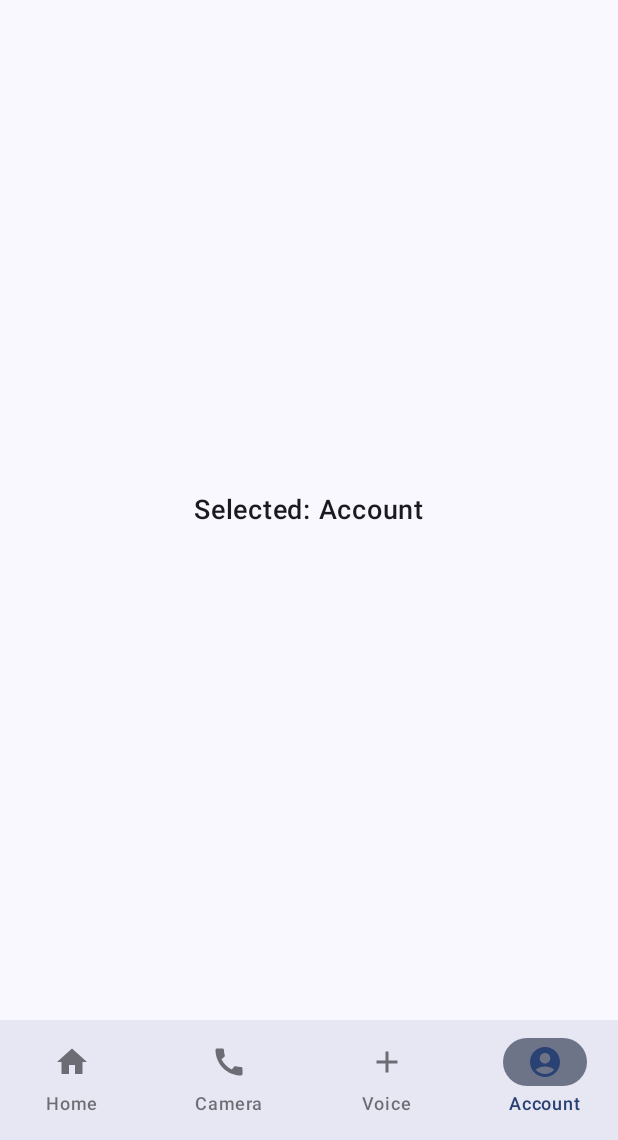
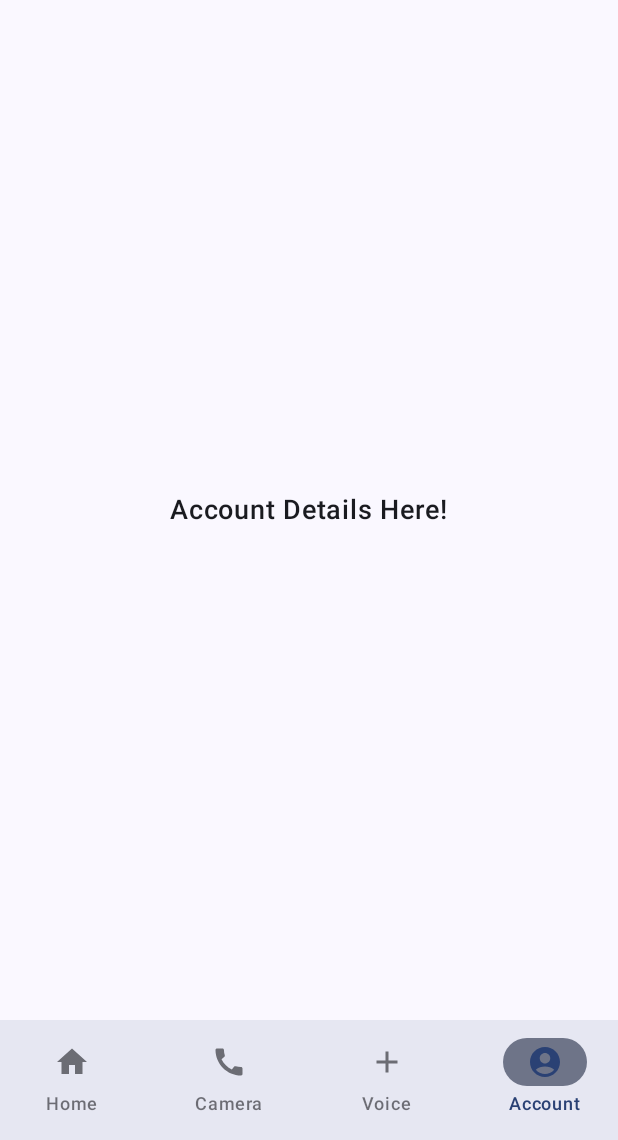
Before and after one commit to bhaveshdesale/SignX, an Android app built with Jetpack Compose: the HomeScreen screen opened through its navigation route, item 4 of the bottom bar chosen, on a phone screen of 412 x 824 dp, the part 96-1236 px from its top. Run offline under Robolectric (Android 15) with nearby library versions, the phone set to English and light mode, and no system bars; our stand-ins replace Firebase (no records; nobody signed in at launch, a user with empty details on screens opened directly).

Commit message:
camera add

```diff
--- a/app/src/main/java/com/example/signx/MainActivity.kt
+++ b/app/src/main/java/com/example/signx/MainActivity.kt
@@ -59,5 +59,6 @@ class MainActivity : ComponentActivity() {
                 )
             }
         }
+
     }
 }
--- /dev/null
+++ b/app/src/main/java/com/example/signx/data/api/SignLanguageApiService.kt
@@ -0,0 +1 @@
+package com.example.signx.data.api
--- /dev/null
+++ b/app/src/main/java/com/example/signx/data/model/SignLanguageRepository.kt
@@ -0,0 +1 @@
+package com.example.signx.data.model
--- /dev/null
+++ b/app/src/main/java/com/example/signx/data/repository/SignLanguageRepository.kt
@@ -0,0 +1 @@
+package com.example.signx.data.repository
--- a/app/src/main/java/com/example/signx/navigation/NavGraph.kt
+++ b/app/src/main/java/com/example/signx/navigation/NavGraph.kt
@@ -9,6 +9,7 @@ import com.example.signx.presentation.auth.AuthViewModel
 import com.example.signx.presentation.auth.LoginScreenWithViewModel
 import com.example.signx.presentation.auth.RegisterScreenWithViewModel
 import com.example.signx.presentation.auth.HomeScreen  // ✅ Import correct HomeScreen!
+import com.example.signx.presentation.camera.CameraScreen
 
 @Composable
 fun SignTranslatorApp(
@@ -51,5 +52,9 @@ fun SignTranslatorApp(
         composable("home") {
             HomeScreen()
         }
+        //camera
+        composable("camera") {
+            CameraScreen()
+        }
     }
 }
--- a/app/src/main/java/com/example/signx/presentation/auth/HomeScreen.kt
+++ b/app/src/main/java/com/example/signx/presentation/auth/HomeScreen.kt
@@ -1,7 +1,10 @@
 package com.example.signx.presentation.auth
+
 import androidx.compose.foundation.layout.padding
 import androidx.compose.material.icons.Icons
 import androidx.compose.material.icons.filled.AccountCircle
+import androidx.compose.material.icons.filled.Add
+import androidx.compose.material.icons.filled.Call
 import androidx.compose.material.icons.filled.Home
 import androidx.compose.material3.*
 import androidx.compose.runtime.*
@@ -11,16 +14,12 @@ import androidx.compose.ui.unit.sp
 import androidx.compose.ui.text.font.FontWeight
 import androidx.compose.ui.Alignment
 import androidx.compose.foundation.layout.*
-import androidx.compose.material.icons.filled.Add
-import androidx.compose.material.icons.filled.Call
-import androidx.compose.material3.NavigationBar
-import androidx.compose.material3.NavigationBarItem
 import androidx.compose.ui.tooling.preview.Preview
+import com.example.signx.presentation.camera.CameraScreen // 👈 Import CameraScreen here
 
 @OptIn(ExperimentalMaterial3Api::class)
 @Composable
 fun HomeScreen() {
-    // For keeping track of selected nav item
     var selectedItem by remember { mutableStateOf(0) }
 
     val navItems = listOf(
@@ -74,19 +73,62 @@ fun HomeScreen() {
             }
         }
     ) { innerPadding ->
-        // Main content
+
+        // 🔥 Main screen content
         Box(
             modifier = Modifier
                 .padding(innerPadding)
-                .fillMaxSize(),
-            contentAlignment = Alignment.Center
+                .fillMaxSize()
         ) {
-            Text(
-                text = "Selected: ${navItems[selectedItem].label}",
-                fontSize = 18.sp,
-                fontWeight = FontWeight.Medium
-            )
+            when (selectedItem) {
+                0 -> HomeContent()         // Home Screen content
+                1 -> CameraScreen()        // 👈 Call CameraScreen() here
+                2 -> VoiceContent()        // Placeholder
+                3 -> AccountContent()      // Placeholder
+            }
         }
+    }
+}
+
+@Composable
+fun HomeContent() {
+    Box(
+        modifier = Modifier.fillMaxSize(),
+        contentAlignment = Alignment.Center
+    ) {
+        Text(
+            text = "Welcome to Home!",
+            fontSize = 18.sp,
+            fontWeight = FontWeight.Medium
+        )
+    }
+}
+
+@Composable
+fun VoiceContent() {
+    Box(
+        modifier = Modifier.fillMaxSize(),
+        contentAlignment = Alignment.Center
+    ) {
+        Text(
+            text = "Voice Feature Coming Soon!",
+            fontSize = 18.sp,
+            fontWeight = FontWeight.Medium
+        )
+    }
+}
+
+@Composable
+fun AccountContent() {
+    Box(
+        modifier = Modifier.fillMaxSize(),
+        contentAlignment = Alignment.Center
+    ) {
+        Text(
+            text = "Account Details Here!",
+            fontSize = 18.sp,
+            fontWeight = FontWeight.Medium
+        )
     }
 }
 
--- /dev/null
+++ b/app/src/main/java/com/example/signx/utils/NetworkUtils.kt
@@ -0,0 +1,4 @@
+package com.example.signx.utils
+
+class NetworkUtils {
+}
```
Also changed, not shown: app/build.gradle.kts (+23 -0 lines), app/src/main/AndroidManifest.xml (+8 -0 lines), app/src/main/java/com/example/signx/presentation/camera/CameraScreen.kt (added, +85 -0 lines), app/src/main/java/com/example/signx/presentation/camera/CameraViewModel.kt (added, +8 -0 lines).
